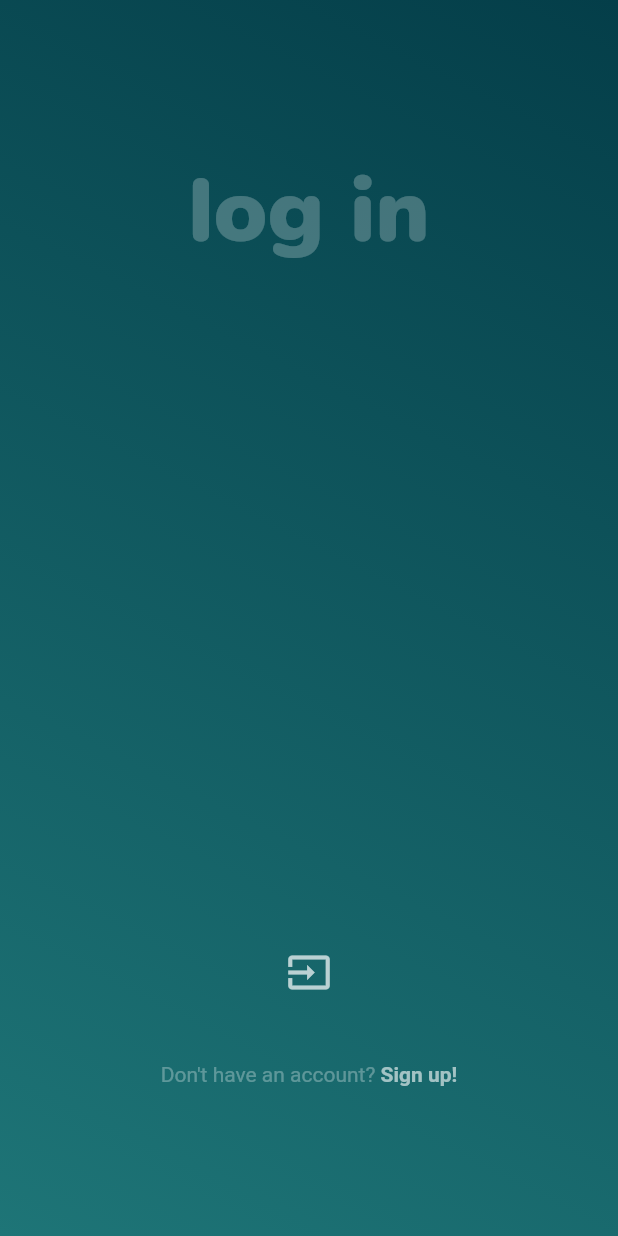
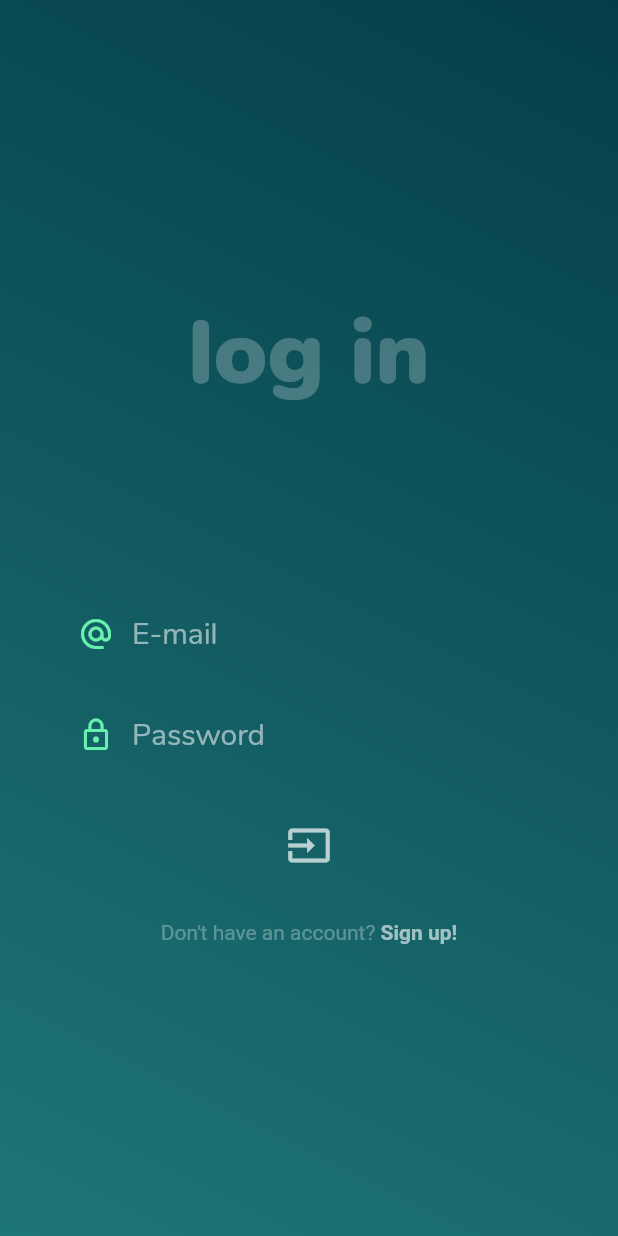
Before and after one commit to CSC492-Send-Foodz/Driver-Mobile-App-Flutter, a Flutter app: the screen it shows after launch, after a tap on the "input" icon, on a phone screen of 412 x 824 dp. Run offline on Flutter 3.47's test engine with Material 2 defaults, Android fonts, the phone set to English and light mode, and no system bars; our stand-ins replace firebase_auth, google_sign_in, sleek_circular_slider; accounts and stored records are empty; network calls fail.

Commit message:
Enable email-password login + validation

```diff
--- a/lib/login.dart
+++ b/lib/login.dart
@@ -3,31 +3,74 @@ import 'package:flutter/material.dart';
 import 'package:flutter/gestures.dart';
 //import 'package:pinput/pin_put/pin_put.dart';
 import 'package:firebase_auth/firebase_auth.dart';
-import 'package:google_sign_in/google_sign_in.dart';
+//import 'package:google_sign_in/google_sign_in.dart';
 import 'dashboard.dart';
 
 final FirebaseAuth _auth = FirebaseAuth.instance;
-final GoogleSignIn _googleSignIn = GoogleSignIn();
 
-Future<FirebaseUser> _handleSignIn() async {
+void _handleSignIn(context, email, password) async {
   FirebaseUser user;
-  bool isLoggedIn = await _googleSignIn.isSignedIn();
+  //bool isLoggedIn = await _googleSignIn.isSignedIn();
 
-  if (isLoggedIn) {
-    user = await _auth.currentUser();
-  } else {
-    final GoogleSignInAccount googleUser = await _googleSignIn.signIn();
-    final GoogleSignInAuthentication googleAuth =
-        await googleUser.authentication;
+  // if (isLoggedIn) {
+  //   user = await _auth.currentUser();
+  // } else {
+  //   // final AuthResult googleUser = await _auth.signInWithEmailAndPassword(email: email, password: password);
+  //   // final GoogleSignInAuthentication googleAuth =
+  //   //     await googleUser.authentication;
 
-    final AuthCredential credential = GoogleAuthProvider.getCredential(
-      accessToken: googleAuth.accessToken,
-      idToken: googleAuth.idToken,
-    );
-    user = (await _auth.signInWithCredential(credential)).user;
+  //   // final AuthCredential credential = GoogleAuthProvider.getCredential(
+  //   //   accessToken: googleAuth.accessToken,
+  //   //   idToken: googleAuth.idToken,
+  //   // );
+  //   user = (await _auth.signInWithEmailAndPassword(email: email, password: password)).user;
+  // }
+
+  try {
+    user = (await _auth.signInWithEmailAndPassword(
+            email: email, password: password))
+        .user;
+
+    FirebaseUser username = await FirebaseAuth.instance.currentUser();
+    print('user is $username');
+    Navigator.push(
+        context,
+        MaterialPageRoute(
+            builder: (context) =>
+                Dashboard(name: username.uid)));
+  } catch (error) {
+    switch (error.code) {
+      case 'ERROR_WRONG_EMAIL':
+        showDialog(
+            context: context,
+            builder: (BuildContext context) {
+              return AlertDialog(
+                  content: Container(
+                      child: Text('Your email is invalid. Please try again.')));
+            });
+        break;
+      case 'ERROR_WRONG_PASSWORD':
+        showDialog(
+            context: context,
+            builder: (BuildContext context) {
+              return AlertDialog(
+                  content: Container(
+                      child: Text(
+                          "Your password doesn't match our records. Please try again.")));
+            });
+        break;
+      case 'Error_USER_NOT_FOUND':
+        showDialog(
+            context: context,
+            builder: (BuildContext context) {
+              return AlertDialog(
+                  content: Container(
+                      child: Text("You're not registered yet. Sign up!")));
+            });
+        break;
+      default:
+    }
   }
-
-  return user;
 }
 
 class LoginPage extends StatefulWidget {
@@ -36,6 +79,9 @@ class LoginPage extends StatefulWidget {
 }
 
 class _LoginPageState extends State<LoginPage> {
+  var _email = TextEditingController();
+  var _password = TextEditingController();
+
   TextStyle style = TextStyle(fontFamily: 'Nunito', fontSize: 20.0);
   BoxDecoration pinPutDecoration = BoxDecoration(
     border: Border.all(color: Colors.greenAccent, width: 2.0),
@@ -49,30 +95,30 @@ class _LoginPageState extends State<LoginPage> {
       style: style.copyWith(
           fontSize: 60.0, color: Colors.white24, fontWeight: FontWeight.w900),
     );
-    // final phone = TextField(
-    //     style: style.copyWith(color: Colors.white),
-    //     keyboardType: TextInputType.number,
-    //     decoration: InputDecoration(
-    //         prefixIcon: Icon(Icons.phone_android,
-    //             // color: Colors.white38,
-    //             color: Colors.greenAccent),
-    //         contentPadding: EdgeInsets.fromLTRB(10.0, 15.0, 20.0, 15.0),
-    //         border: InputBorder.none,
-    //         hintText: '',
-    //         hintStyle: style.copyWith(color: Colors.white54)));
 
-    // final pinput = PinPut(
-    //   eachFieldHeight: 45,
-    //   fieldsCount: 6,
-    //   textStyle: TextStyle(color: Colors.white, fontSize: 20),
-    //   preFilledChar: '-',
-    //   preFilledCharStyle: TextStyle(color: Colors.white54),
-    //   submittedFieldDecoration:
-    //       pinPutDecoration.copyWith(borderRadius: BorderRadius.circular(20)),
-    //   pinAnimationType: PinAnimationType.slide,
-    //   selectedFieldDecoration: pinPutDecoration,
-    //   followingFieldDecoration: pinPutDecoration,
-    // );
+    final email = TextField(
+        style: style.copyWith(color: Colors.white),
+        controller: _email,
+        decoration: InputDecoration(
+            prefixIcon: Icon(Icons.alternate_email,
+                // color: Colors.white38,
+                color: Colors.greenAccent),
+            contentPadding: EdgeInsets.fromLTRB(10.0, 15.0, 20.0, 15.0),
+            border: InputBorder.none,
+            hintText: 'E-mail',
+            hintStyle: style.copyWith(color: Colors.white54)));
+    final password = TextField(
+        style: style.copyWith(color: Colors.white),
+        controller: _password,
+        obscureText: true,
+        decoration: InputDecoration(
+            prefixIcon: Icon(Icons.lock_outline,
+                // color: Colors.white38,
+                color: Colors.greenAccent),
+            contentPadding: EdgeInsets.fromLTRB(10.0, 15.0, 20.0, 15.0),
+            border: InputBorder.none,
+            hintText: 'Password',
+            hintStyle: style.copyWith(color: Colors.white54)));
 
     final switchToSignup = Text.rich(TextSpan(children: [
       TextSpan(
@@ -97,14 +143,8 @@ class _LoginPageState extends State<LoginPage> {
         child: MaterialButton(
             minWidth: MediaQuery.of(context).size.width / 4,
             padding: EdgeInsets.fromLTRB(20.0, 15.0, 20.0, 15.0),
-            onPressed: () => _handleSignIn()
-                .then((FirebaseUser user) => Navigator.push(
-                      context,
-                      MaterialPageRoute(
-                          builder: (context) =>
-                              Dashboard(name: user.displayName)),
-                    ))
-                .catchError((e) => print(e)),
+            onPressed: () =>
+                _handleSignIn(context, _email.text, _password.text),
             child: Icon(
               Icons.input,
               //color: Color.fromARGB(255, 12, 91, 96),
@@ -132,14 +172,16 @@ class _LoginPageState extends State<LoginPage> {
               mainAxisAlignment: MainAxisAlignment.center,
               children: <Widget>[
                 title,
-                SizedBox(height: MediaQuery.of(context).size.height / 2),
+                SizedBox(height: MediaQuery.of(context).size.height / 7),
+                email,
                 SizedBox(height: 10.0),
+                password,
                 SizedBox(
                   height: 15.0,
                 ),
                 loginBtn,
                 SizedBox(
-                  height: 30.0,
+                  height: 20.0,
                 ),
                 switchToSignup,
               ],
--- a/lib/signup.dart
+++ b/lib/signup.dart
@@ -51,6 +51,16 @@ class _SignUpPageState extends State<SignUpPage> {
             contentPadding: EdgeInsets.fromLTRB(10.0, 15.0, 20.0, 15.0),
             border: InputBorder.none,
             hintText: 'E-mail',
+            hintStyle: style.copyWith(color: Colors.white54)));
+    final password = TextField(
+        style: style.copyWith(color: Colors.white),
+        decoration: InputDecoration(
+            prefixIcon: Icon(Icons.alternate_email,
+                // color: Colors.white38,
+                color: Colors.greenAccent),
+            contentPadding: EdgeInsets.fromLTRB(10.0, 15.0, 20.0, 15.0),
+            border: InputBorder.none,
+            hintText: 'Password',
             hintStyle: style.copyWith(color: Colors.white54)));
     final capacity = SleekCircularSlider(
         appearance: CircularSliderAppearance(
```
